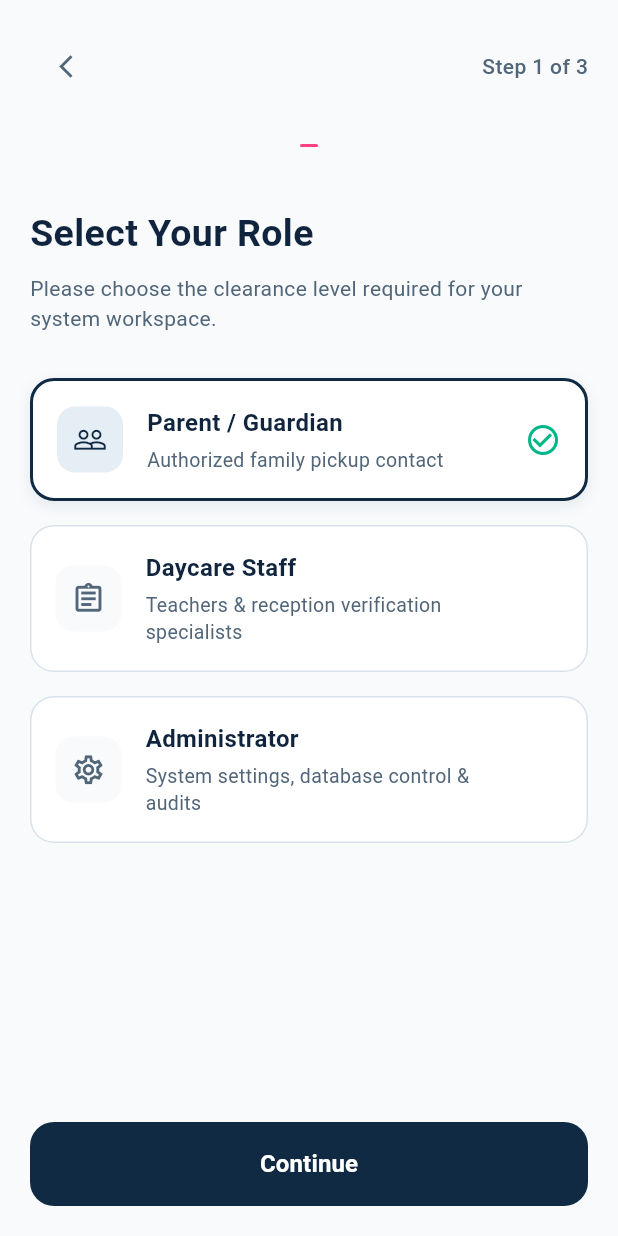
After one commit to devPeta/departure-mobile-system, a Flutter app: the RoleSelectionScreen screen opened directly, on a phone screen of 412 x 824 dp. The commit adds this screen. Run offline on Flutter 3.47's test engine with Material 3 defaults, Android fonts, the phone set to English and light mode, and no system bars; our stand-ins replace flutter_screenutil, get, go_router, google_fonts, shimmer.

Commit message:
feature: role-selection-screen

```diff
--- a/lib/main.dart
+++ b/lib/main.dart
@@ -1,6 +1,7 @@
 import 'package:daycare_management_system_mobile/view/onboarding/onboarding-page.dart';
 import 'package:flutter_screenutil/flutter_screenutil.dart';
 import 'package:flutter/material.dart';
+import 'package:get/get.dart';
 
 void main() {
   runApp(const MyApp());
@@ -17,7 +18,7 @@ return ScreenUtilInit(
       minTextAdapt: true,
       splitScreenMode: true,
       builder: (context, child) {
-      return MaterialApp(
+      return GetMaterialApp(
       title: 'DayCare Management System',
       theme: ThemeData(
         // This is the theme of your application.
--- a/lib/view/onboarding/onboarding-page.dart
+++ b/lib/view/onboarding/onboarding-page.dart
@@ -2,6 +2,7 @@ import 'package:daycare_management_system_mobile/components/daycare-button.dart'
 import 'package:daycare_management_system_mobile/const/daycareColors.dart';
 import 'package:daycare_management_system_mobile/view/onboarding/onboarding-controller.dart';
 import 'package:daycare_management_system_mobile/view/onboarding/widgets/pageview-content.dart';
+import 'package:daycare_management_system_mobile/view/role/role-selection-screen.dart';
 import 'package:flutter/material.dart';
 import 'package:get/get.dart';
 import 'package:go_router/go_router.dart';
@@ -125,7 +126,7 @@ class OnboardingScreen extends StatelessWidget {
                           onboardingData.length - 1) {
                         onboardingController.nextPage();
                       } else {
-                        context.go('/login');
+                        Get.to(RoleSelectionScreen(),);
                       }
                     },
                     text: onboardingController.currentPage.value <
@@ -133,7 +134,7 @@ class OnboardingScreen extends StatelessWidget {
                         ? 'Next'
                         : 'Get Started',
                     backgroundColor: const Color(0xff102A43),
-                    textColor: daycareColors.primary,
+                    textColor: Color(0xffffffff),
                   ),
                 ),
               ],
--- /dev/null
+++ b/lib/view/role/role-selection-screen.dart
@@ -0,0 +1,177 @@
+import 'package:daycare_management_system_mobile/view/role/dayRoleSelection.dart';
+import 'package:daycare_management_system_mobile/view/role/widgets/selection-card.dart';
+import 'package:flutter/material.dart';
+import 'package:get/get.dart';
+
+
+
+class RoleSelectionScreen extends StatelessWidget {
+  RoleSelectionScreen({super.key});
+
+  final RoleSelectionController controller =
+  Get.put(RoleSelectionController());
+
+  final List<Map<String, dynamic>> roles = [
+    {
+      'title': 'Parent / Guardian',
+      'subtitle': 'Authorized family pickup contact',
+      'icon': Icons.people_outline,
+    },
+    {
+      'title': 'Daycare Staff',
+      'subtitle': 'Teachers & reception verification specialists',
+      'icon': Icons.assignment_outlined,
+    },
+    {
+      'title': 'Administrator',
+      'subtitle': 'System settings, database control & audits',
+      'icon': Icons.settings_outlined,
+    },
+  ];
+
+  @override
+  Widget build(BuildContext context) {
+    return Scaffold(
+      backgroundColor: const Color(0xffF8FAFC),
+
+      body: SafeArea(
+        child: Padding(
+          padding: const EdgeInsets.symmetric(horizontal: 20),
+          child: Column(
+            crossAxisAlignment: CrossAxisAlignment.start,
+            children: [
+
+              // TOP BAR
+              const SizedBox(height: 20),
+
+              Row(
+                children: [
+                  IconButton(
+                    onPressed: () {
+                      Get.back();
+                    },
+                    icon: const Icon(
+                      Icons.arrow_back_ios_new,
+                      size: 18,
+                      color: Color(0xff52667A),
+                    ),
+                  ),
+
+                  const Spacer(),
+
+                  const Text(
+                    'Step 1 of 3',
+                    style: TextStyle(
+                      fontSize: 14,
+                      fontWeight: FontWeight.w500,
+                      color: Color(0xff52667A),
+                    ),
+                  ),
+                ],
+              ),
+
+              const SizedBox(height: 28),
+
+              // PROGRESS INDICATOR
+              Center(
+                child: Container(
+                  width: 12,
+                  height: 2,
+                  decoration: BoxDecoration(
+                    color: Colors.pinkAccent,
+                    borderRadius: BorderRadius.circular(10),
+                  ),
+                ),
+              ),
+
+              const SizedBox(height: 40),
+
+              // TITLE
+              const Text(
+                'Select Your Role',
+                style: TextStyle(
+                  fontSize: 25,
+                  fontWeight: FontWeight.w700,
+                  color: Color(0xff10243E),
+                ),
+              ),
+
+              const SizedBox(height: 8),
+
+              // DESCRIPTION
+              const Text(
+                'Please choose the clearance level required for your system workspace.',
+                style: TextStyle(
+                  fontSize: 14,
+                  height: 1.4,
+                  color: Color(0xff52667A),
+                ),
+              ),
+
+              const SizedBox(height: 30),
+
+              // ROLE CARDS
+              Expanded(
+                child: ListView.separated(
+                  physics: const NeverScrollableScrollPhysics(),
+                  itemCount: roles.length,
+                  separatorBuilder: (_, __) =>
+                  const SizedBox(height: 16),
+                  itemBuilder: (context, index) {
+                    final role = roles[index];
+
+                    return Obx(
+                          () => RoleSelectionCard(
+                        title: role['title'],
+                        subtitle: role['subtitle'],
+                        icon: role['icon'],
+                        isSelected:
+                        controller.isSelected(index),
+                        onTap: () {
+                          controller.selectRole(index);
+                        },
+                      ),
+                    );
+                  },
+                ),
+              ),
+
+              // CONTINUE BUTTON
+              Padding(
+                padding: const EdgeInsets.only(bottom: 20),
+                child: SizedBox(
+                  width: double.infinity,
+                  height: 56,
+                  child: ElevatedButton(
+                    onPressed: () {
+                      debugPrint(
+                        'Selected: ${controller.selectedRoleName}',
+                      );
+
+                      // Navigate to Step 2
+                    },
+                    style: ElevatedButton.styleFrom(
+                      backgroundColor: const Color(0xff102A43),
+                      foregroundColor: Colors.white,
+                      elevation: 0,
+                      shape: RoundedRectangleBorder(
+                        borderRadius: BorderRadius.circular(16),
+                      ),
+                    ),
+                    child: const Text(
+                      'Continue',
+                      style: TextStyle(
+                        fontSize: 16,
+                        fontWeight: FontWeight.w600,
+                      ),
+                    ),
+                  ),
+                ),
+              ),
+            ],
+          ),
+        ),
+      ),
+    );
+  }
+}
```
